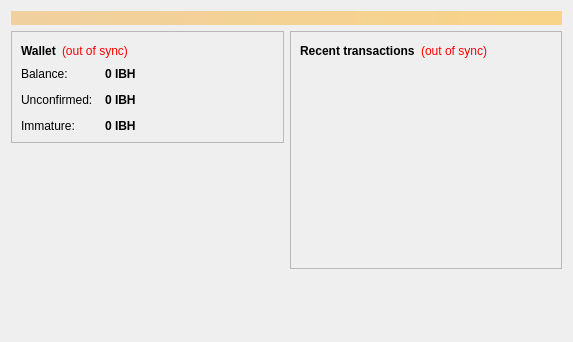
Old version of the form src/qt/forms/overviewpage.ui in the repository ibithub/ibithub.
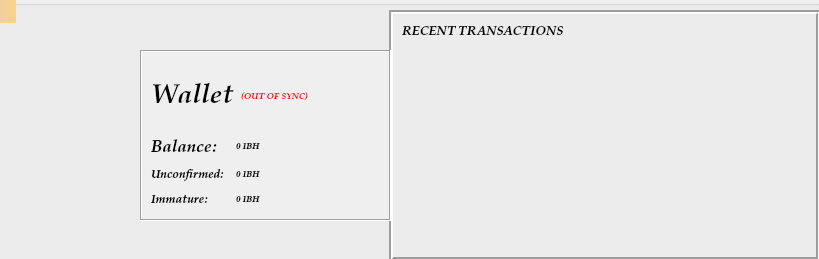
New version of the form. Icons and pictures are not drawn.

Diff of the .ui file:
```diff
--- a/src/qt/forms/overviewpage.ui
+++ b/src/qt/forms/overviewpage.ui
@@ -6,16 +6,37 @@
    <rect>
     <x>0</x>
     <y>0</y>
-    <width>573</width>
-    <height>342</height>
+    <width>819</width>
+    <height>259</height>
    </rect>
   </property>
+  <property name="minimumSize">
+   <size>
+    <width>819</width>
+    <height>259</height>
+   </size>
+  </property>
+  <property name="maximumSize">
+   <size>
+    <width>819</width>
+    <height>259</height>
+   </size>
+  </property>
   <property name="windowTitle">
    <string>Form</string>
   </property>
-  <layout class="QVBoxLayout" name="topLayout">
-   <item>
+  <property name="styleSheet">
+   <string notr="true"/>
+  </property>
     <widget class="QLabel" name="labelAlerts">
+   <property name="geometry">
+    <rect>
+     <x>0</x>
+     <y>0</y>
+     <width>16</width>
+     <height>23</height>
+    </rect>
+   </property>
      <property name="visible">
       <bool>false</bool>
      </property>
@@ -29,18 +50,67 @@
       <number>3</number>
      </property>
     </widget>
-   </item>
-   <item>
-    <layout class="QHBoxLayout" name="horizontalLayout" stretch="1,1">
-     <item>
+  <widget class="QGroupBox" name="groupBox_3">
+   <property name="geometry">
+    <rect>
+     <x>-70</x>
+     <y>0</y>
+     <width>891</width>
+     <height>261</height>
+    </rect>
+   </property>
+   <property name="font">
+    <font>
+     <family>URW Palladio L</family>
+     <weight>75</weight>
+     <italic>true</italic>
+     <bold>true</bold>
+    </font>
+   </property>
+   <property name="autoFillBackground">
+    <bool>false</bool>
+   </property>
+   <property name="styleSheet">
+    <string notr="true">background: url(  /home/ubuntu/Desktop/ibithub/src/qt/res/images/background2.png)</string>
+   </property>
+  </widget>
+  <widget class="QWidget" name="layoutWidget">
+   <property name="geometry">
+    <rect>
+     <x>140</x>
+     <y>50</y>
+     <width>251</width>
+     <height>171</height>
+    </rect>
+   </property>
+   <property name="font">
+    <font>
+     <family>URW Palladio L</family>
+     <pointsize>7</pointsize>
+     <weight>75</weight>
+     <italic>true</italic>
+     <bold>true</bold>
+    </font>
+   </property>
       <layout class="QVBoxLayout" name="verticalLayout_2">
        <item>
         <widget class="QFrame" name="frame">
+      <property name="font">
+       <font>
+        <family>URW Palladio L</family>
+        <weight>75</weight>
+        <italic>true</italic>
+        <bold>true</bold>
+       </font>
+      </property>
+      <property name="autoFillBackground">
+       <bool>true</bool>
+      </property>
          <property name="frameShape">
-          <enum>QFrame::StyledPanel</enum>
+       <enum>QFrame::Box</enum>
          </property>
          <property name="frameShadow">
-          <enum>QFrame::Raised</enum>
+       <enum>QFrame::Sunken</enum>
          </property>
          <layout class="QVBoxLayout" name="verticalLayout_4">
           <item>
@@ -49,17 +119,34 @@
              <widget class="QLabel" name="label_5">
               <property name="font">
                <font>
+             <family>URW Palladio L</family>
+             <pointsize>20</pointsize>
                 <weight>75</weight>
+             <italic>true</italic>
                 <bold>true</bold>
                </font>
               </property>
               <property name="text">
                <string>Wallet</string>
               </property>
+           <property name="scaledContents">
+            <bool>false</bool>
+           </property>
+           <property name="wordWrap">
+            <bool>false</bool>
+           </property>
              </widget>
             </item>
             <item>
              <widget class="QLabel" name="labelWalletStatus">
+           <property name="font">
+            <font>
+             <family>URW Palladio L</family>
+             <weight>75</weight>
+             <italic>true</italic>
+             <bold>true</bold>
+            </font>
+           </property>
               <property name="toolTip">
                <string>The displayed information may be out of date. Your wallet automatically synchronizes with the Ibithub network after a connection is established, but this process has not completed yet.</string>
               </property>
@@ -67,7 +154,7 @@
                <string notr="true">QLabel { color: red; }</string>
               </property>
               <property name="text">
-               <string notr="true">(out of sync)</string>
+            <string notr="true">(OUT OF SYNC)</string>
               </property>
               <property name="alignment">
                <set>Qt::AlignLeading|Qt::AlignLeft|Qt::AlignVCenter</set>
@@ -76,6 +163,14 @@
             </item>
             <item>
              <spacer name="horizontalSpacer_2">
+           <property name="font">
+            <font>
+             <family>URW Palladio L</family>
+             <weight>75</weight>
+             <italic>true</italic>
+             <bold>true</bold>
+            </font>
+           </property>
               <property name="orientation">
                <enum>Qt::Horizontal</enum>
               </property>
@@ -102,6 +197,15 @@
             </property>
             <item row="0" column="0">
              <widget class="QLabel" name="label">
+           <property name="font">
+            <font>
+             <family>URW Palladio L</family>
+             <pointsize>13</pointsize>
+             <weight>75</weight>
+             <italic>true</italic>
+             <bold>true</bold>
+            </font>
+           </property>
               <property name="text">
                <string>Balance:</string>
               </property>
@@ -111,7 +215,10 @@
              <widget class="QLabel" name="labelBalance">
               <property name="font">
                <font>
+             <family>URW Palladio L</family>
+             <pointsize>7</pointsize>
                 <weight>75</weight>
+             <italic>true</italic>
                 <bold>true</bold>
                </font>
               </property>
@@ -131,35 +238,31 @@
             </item>
             <item row="1" column="0">
              <widget class="QLabel" name="label_3">
+           <property name="font">
+            <font>
+             <family>URW Palladio L</family>
+             <pointsize>9</pointsize>
+             <weight>75</weight>
+             <italic>true</italic>
+             <bold>true</bold>
+            </font>
+           </property>
               <property name="text">
                <string>Unconfirmed:</string>
               </property>
              </widget>
             </item>
-            <item row="1" column="1">
-             <widget class="QLabel" name="labelUnconfirmed">
-              <property name="font">
-               <font>
-                <weight>75</weight>
-                <bold>true</bold>
-               </font>
-              </property>
-              <property name="cursor">
-               <cursorShape>IBeamCursor</cursorShape>
-              </property>
-              <property name="toolTip">
-               <string>Total of transactions that have yet to be confirmed, and do not yet count toward the current balance</string>
-              </property>
-              <property name="text">
-               <string notr="true">0 IBH</string>
-              </property>
-              <property name="textInteractionFlags">
-               <set>Qt::LinksAccessibleByMouse|Qt::TextSelectableByKeyboard|Qt::TextSelectableByMouse</set>
-              </property>
-             </widget>
-            </item>
             <item row="2" column="0">
              <widget class="QLabel" name="labelImmatureText">
+           <property name="font">
+            <font>
+             <family>URW Palladio L</family>
+             <pointsize>9</pointsize>
+             <weight>75</weight>
+             <italic>true</italic>
+             <bold>true</bold>
+            </font>
+           </property>
               <property name="text">
                <string>Immature:</string>
               </property>
@@ -169,7 +272,10 @@
              <widget class="QLabel" name="labelImmature">
               <property name="font">
                <font>
+             <family>URW Palladio L</family>
+             <pointsize>7</pointsize>
                 <weight>75</weight>
+             <italic>true</italic>
                 <bold>true</bold>
                </font>
               </property>
@@ -184,64 +290,107 @@
               </property>
              </widget>
             </item>
+         <item row="1" column="1">
+          <widget class="QLabel" name="labelUnconfirmed">
+           <property name="font">
+            <font>
+             <family>URW Palladio L</family>
+             <pointsize>7</pointsize>
+             <weight>75</weight>
+             <italic>true</italic>
+             <bold>true</bold>
+            </font>
+           </property>
+           <property name="cursor">
+            <cursorShape>IBeamCursor</cursorShape>
+           </property>
+           <property name="toolTip">
+            <string>Total of transactions that have yet to be confirmed, and do not yet count toward the current balance</string>
+           </property>
+           <property name="text">
+            <string notr="true">0 IBH</string>
+           </property>
+           <property name="textInteractionFlags">
+            <set>Qt::LinksAccessibleByMouse|Qt::TextSelectableByKeyboard|Qt::TextSelectableByMouse</set>
+           </property>
+          </widget>
+         </item>
            </layout>
           </item>
          </layout>
         </widget>
        </item>
-       <item>
-        <spacer name="verticalSpacer">
-         <property name="orientation">
-          <enum>Qt::Vertical</enum>
-         </property>
-         <property name="sizeHint" stdset="0">
-          <size>
-           <width>20</width>
-           <height>40</height>
-          </size>
-         </property>
-        </spacer>
-       </item>
-      </layout>
-     </item>
-     <item>
+   </layout>
+  </widget>
+  <widget class="QWidget" name="layoutWidget">
+   <property name="geometry">
+    <rect>
+     <x>389</x>
+     <y>10</y>
+     <width>431</width>
+     <height>251</height>
+    </rect>
+   </property>
+   <property name="font">
+    <font>
+     <family>URW Palladio L</family>
+     <weight>75</weight>
+     <italic>true</italic>
+     <bold>true</bold>
+    </font>
+   </property>
       <layout class="QVBoxLayout" name="verticalLayout_3">
        <item>
         <widget class="QFrame" name="frame_2">
+      <property name="font">
+       <font>
+        <family>URW Palladio L</family>
+        <weight>75</weight>
+        <italic>true</italic>
+        <bold>true</bold>
+       </font>
+      </property>
+      <property name="autoFillBackground">
+       <bool>true</bool>
+      </property>
          <property name="frameShape">
-          <enum>QFrame::StyledPanel</enum>
+       <enum>QFrame::Box</enum>
          </property>
          <property name="frameShadow">
-          <enum>QFrame::Raised</enum>
+       <enum>QFrame::Sunken</enum>
+      </property>
+      <property name="lineWidth">
+       <number>2</number>
          </property>
          <layout class="QVBoxLayout" name="verticalLayout">
           <item>
            <layout class="QHBoxLayout" name="horizontalLayout_2">
             <item>
              <widget class="QLabel" name="label_4">
-              <property name="text">
-               <string>&lt;b&gt;Recent transactions&lt;/b&gt;</string>
-              </property>
-             </widget>
-            </item>
-            <item>
-             <widget class="QLabel" name="labelTransactionsStatus">
-              <property name="toolTip">
-               <string>The displayed information may be out of date. Your wallet automatically synchronizes with the Ibithub network after a connection is established, but this process has not completed yet.</string>
-              </property>
-              <property name="styleSheet">
-               <string notr="true">QLabel { color: red; }</string>
-              </property>
+           <property name="font">
+            <font>
+             <family>URW Palladio L</family>
+             <pointsize>10</pointsize>
+             <weight>75</weight>
+             <italic>true</italic>
+             <bold>true</bold>
+            </font>
+           </property>
               <property name="text">
-               <string notr="true">(out of sync)</string>
-              </property>
-              <property name="alignment">
-               <set>Qt::AlignRight|Qt::AlignTrailing|Qt::AlignVCenter</set>
+            <string>&lt;b&gt;RECENT TRANSACTIONS&lt;/b&gt;</string>
               </property>
              </widget>
             </item>
             <item>
              <spacer name="horizontalSpacer">
+           <property name="font">
+            <font>
+             <family>URW Palladio L</family>
+             <weight>75</weight>
+             <italic>true</italic>
+             <bold>true</bold>
+            </font>
+           </property>
               <property name="orientation">
                <enum>Qt::Horizontal</enum>
               </property>
@@ -257,6 +406,14 @@
           </item>
           <item>
            <widget class="QListView" name="listTransactions">
+         <property name="font">
+          <font>
+           <family>URW Palladio L</family>
+           <weight>75</weight>
+           <italic>true</italic>
+           <bold>true</bold>
+          </font>
+         </property>
             <property name="styleSheet">
              <string notr="true">QListView { background: transparent; }</string>
             </property>
@@ -277,24 +434,12 @@
          </layout>
         </widget>
        </item>
-       <item>
-        <spacer name="verticalSpacer_2">
-         <property name="orientation">
-          <enum>Qt::Vertical</enum>
-         </property>
-         <property name="sizeHint" stdset="0">
-          <size>
-           <width>20</width>
-           <height>40</height>
-          </size>
-         </property>
-        </spacer>
-       </item>
-      </layout>
-     </item>
-    </layout>
-   </item>
-  </layout>
+   </layout>
+  </widget>
+  <zorder>groupBox_3</zorder>
+  <zorder>layoutWidget</zorder>
+  <zorder>layoutWidget</zorder>
+  <zorder>labelAlerts</zorder>
  </widget>
  <resources/>
  <connections/>
```
Lines whose indentation alone changed are shown as unchanged.
